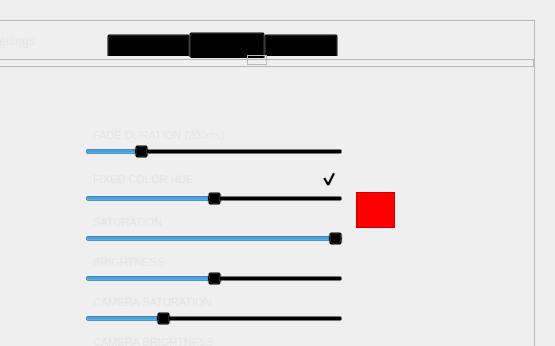
Old version of the form ui/main_window.ui in the repository waldobronchart/AmbientLightPyClient; both pictures show x 125 to 680 and y 0 to 346 of the 680 by 585 pixel window.
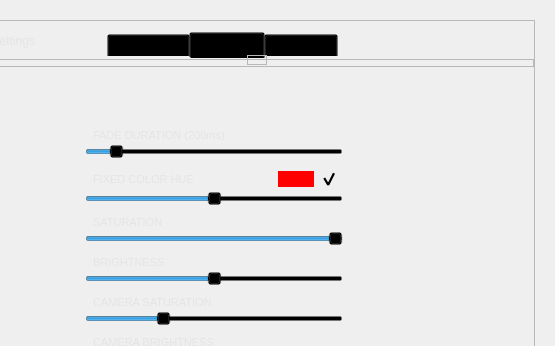
New version of the form. Icons and pictures are not drawn.

Commit message: sampler tab working + nice preview on color tab

Patch:
```diff
--- a/ui/main_window.ui
+++ b/ui/main_window.ui
@@ -345,7 +345,7 @@
             <item>
              <widget class="QSlider" name="fadeDurationSlider">
               <property name="maximum">
-               <number>1000</number>
+               <number>2000</number>
               </property>
               <property name="singleStep">
                <number>1</number>
@@ -399,6 +399,33 @@
                 </property>
                </spacer>
               </item>
+              <item>
+               <widget class="QLabel" name="colorPreview">
+                <property name="minimumSize">
+                 <size>
+                  <width>40</width>
+                  <height>16</height>
+                 </size>
+                </property>
+                <property name="maximumSize">
+                 <size>
+                  <width>40</width>
+                  <height>16</height>
+                 </size>
+                </property>
+                <property name="styleSheet">
+                 <string notr="true">#colorPreview {
+	border: 4px;
+	border-image: url(:/ui/resources/color_preview.png) 4 4 4 4;
+	background-color: #ff0000;
+	margin-right: 4px;
+}</string>
+                </property>
+                <property name="text">
+                 <string/>
+                </property>
+               </widget>
+              </item>
               <item>
                <widget class="QCheckBox" name="colorHueCheckBox">
                 <property name="text">
@@ -672,25 +699,6 @@
           </item>
          </layout>
         </widget>
-        <widget class="QFrame" name="COLORFRAME">
-         <property name="geometry">
-          <rect>
-           <x>461</x>
-           <y>134</y>
-           <width>39</width>
-           <height>36</height>
-          </rect>
-         </property>
-         <property name="styleSheet">
-          <string notr="true">#COLORFRAME { background: rgb(255, 0, 0); }</string>
-         </property>
-         <property name="frameShape">
-          <enum>QFrame::StyledPanel</enum>
-         </property>
-         <property name="frameShadow">
-          <enum>QFrame::Raised</enum>
-         </property>
-        </widget>
        </widget>
        <widget class="QWidget" name="serverTab">
         <attribute name="icon">
```
Left out of the diff: 16 changed lines with no effect on the pictures. The commit also changes 7 other files.
